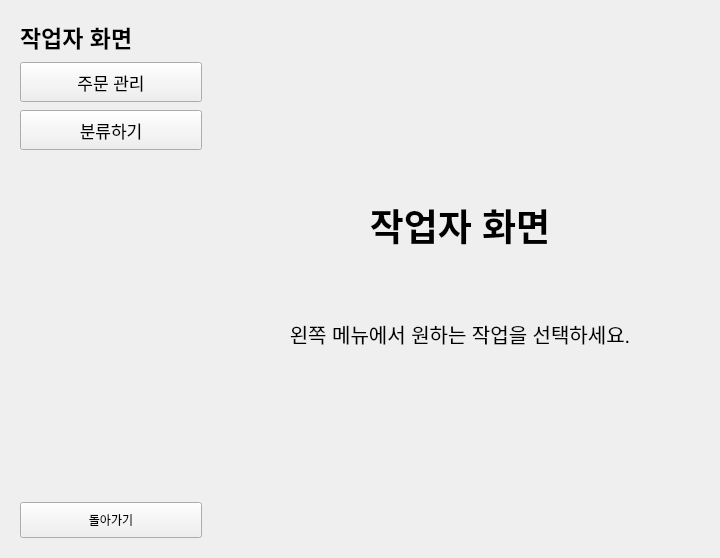
The window that soy-pc/ui/worker_screen.ui (addinedu-physicalai-1st/iot-repo-3) describes before a commit, drawn with Qt 5.
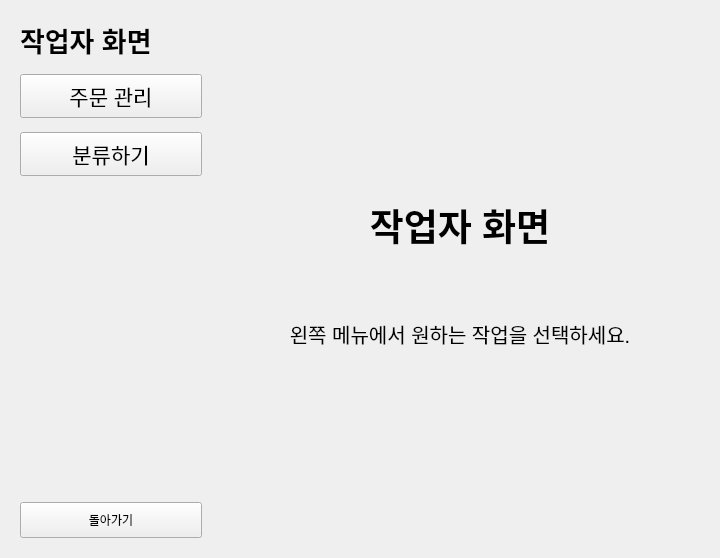
The same window after the commit.

```diff
--- a/soy-pc/ui/worker_screen.ui
+++ b/soy-pc/ui/worker_screen.ui
@@ -34,13 +34,13 @@
      </property>
      <layout class="QVBoxLayout" name="verticalLayout_worker_sidebar">
       <property name="spacing">
-       <number>8</number>
+       <number>14</number>
       </property>
       <item>
        <widget class="QLabel" name="label_worker_menuTitle">
         <property name="font">
          <font>
-          <pointsize>17</pointsize>
+          <pointsize>20</pointsize>
           <weight>75</weight>
           <bold>true</bold>
          </font>
@@ -55,12 +55,12 @@
         <property name="minimumSize">
          <size>
           <width>0</width>
-          <height>40</height>
+          <height>44</height>
          </size>
         </property>
         <property name="font">
          <font>
-          <pointsize>13</pointsize>
+          <pointsize>16</pointsize>
          </font>
         </property>
         <property name="text">
@@ -79,12 +79,12 @@
         <property name="minimumSize">
          <size>
           <width>0</width>
-          <height>40</height>
+          <height>44</height>
          </size>
         </property>
         <property name="font">
          <font>
-          <pointsize>13</pointsize>
+          <pointsize>16</pointsize>
          </font>
         </property>
         <property name="text">
```
